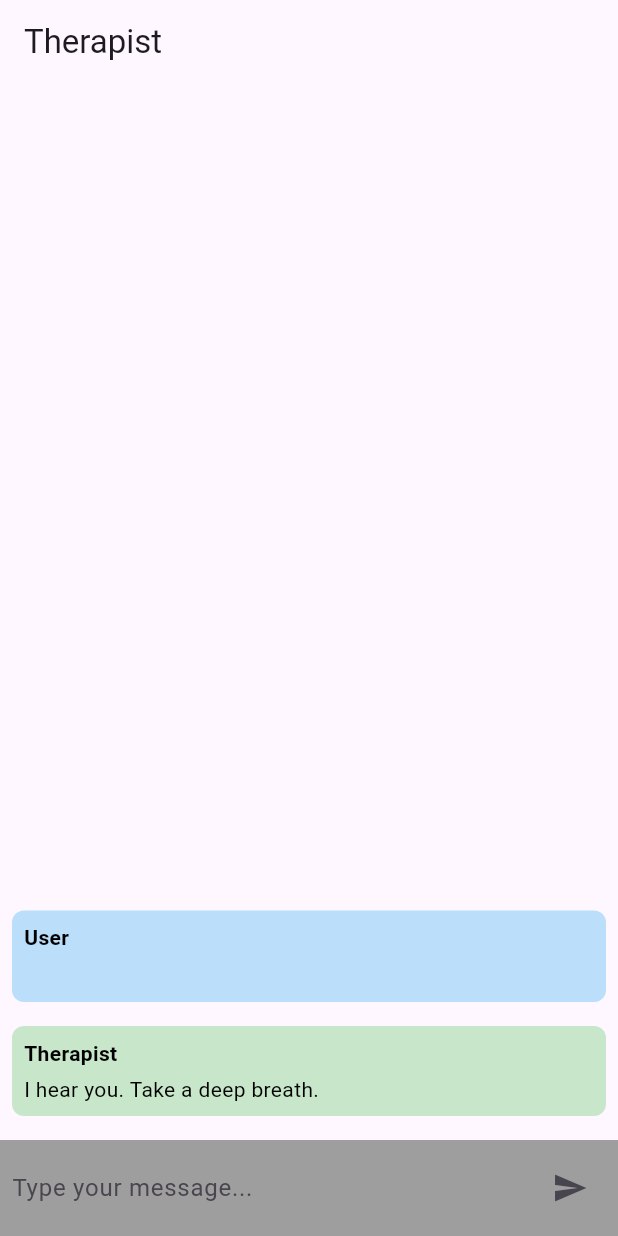
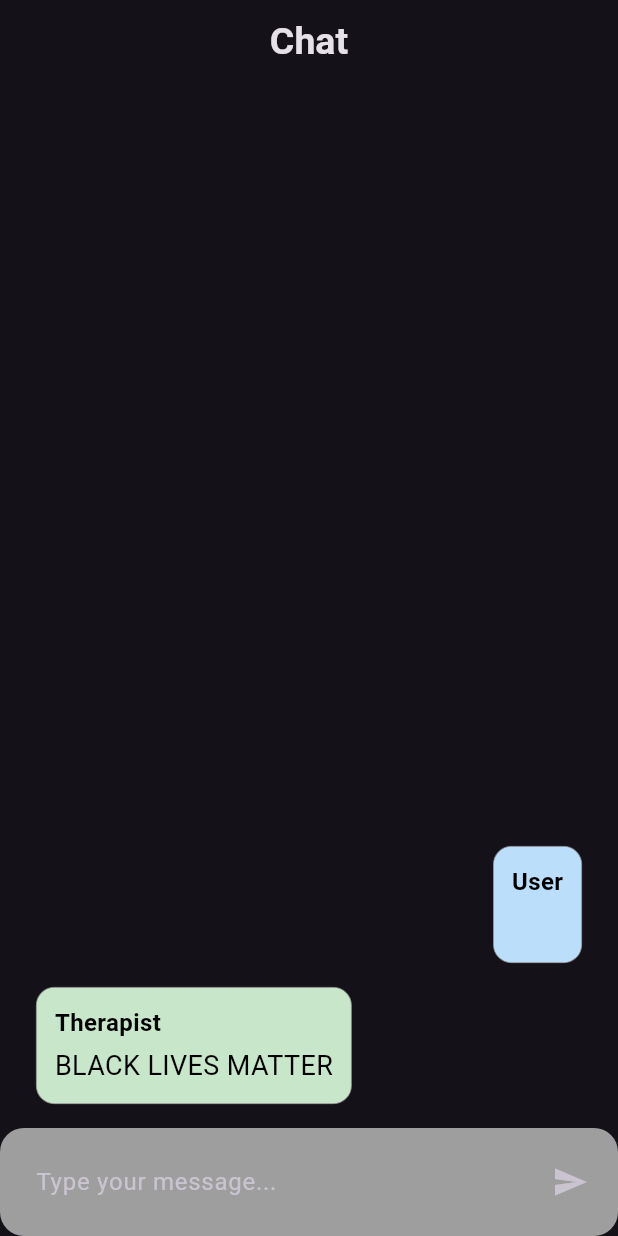
Before and after one commit to muktachanda/moodsync, a Flutter app: the screen it shows after launch, after a tap on the "send" icon, on a phone screen of 412 x 824 dp. Run offline on Flutter 3.47's test engine with Material 3 defaults, Android fonts, the phone set to English and light mode, and no system bars; our stand-ins replace flutter_bloc.

Commit message:
modified chat

```diff
--- a/lib/main.dart
+++ b/lib/main.dart
@@ -9,9 +9,7 @@
   Widget build(BuildContext context) {
     return MaterialApp(
       title: 'Therapist Chat',
-      theme: ThemeData(
-        primarySwatch: Colors.blue,
-      ),
+      theme: ThemeData.dark(), // Use dark theme
       home: ChatScreen(),
     );
   }
@@ -24,7 +22,6 @@
 
 class ChatScreenState extends State<ChatScreen> {
   final List<Message> _messages = [];
-
   final TextEditingController _textController = TextEditingController();
 
   void _handleSubmitted(String text, String sender) {
@@ -32,10 +29,8 @@
     setState(() {
       _messages.insert(0, Message(sender: sender, text: text));
       if (sender == 'User') {
-        // Simulate a response from the therapist (you can replace this logic)
-        _messages.insert(0, Message(sender: 'Therapist', text: 'I hear you. Take a deep breath.'));
+        _messages.insert(0, Message(sender: 'Therapist', text: 'BLACK LIVES MATTER'));
       } else {
-        // Simulate a response from the user (you can replace this logic)
         _messages.insert(0, Message(sender: 'User', text: 'Thank you for your advice.'));
       }
     });
@@ -45,14 +40,15 @@
   Widget build(BuildContext context) {
     return Scaffold(
       appBar: AppBar(
-        title: Text('Therapist'),
+        title: Text('Chat', style: TextStyle(fontSize: 25.0, fontWeight: FontWeight.bold)),
+        centerTitle: true,
       ),
       body: Column(
         children: <Widget>[
           Expanded(
             child: ListView.builder(
               padding: const EdgeInsets.all(8.0),
-              reverse: true, // Display new messages at the bottom
+              reverse: true,
               itemCount: _messages.length,
               itemBuilder: (_, index) => _buildMessage(_messages[index]),
             ),
@@ -64,19 +60,18 @@
   }
 
   Widget _buildMessage(Message message) {
-    Color bgColor;
-    if (message.sender == 'User') {
-      bgColor = Colors.blue.shade100; // Pastel blue for user's messages
-    } else {
-      bgColor = Colors.green.shade100; // Pastel green for therapist's messages
-    }
+    Color bgColor = (message.sender == 'User') ? Colors.blue.shade100 : Colors.green.shade100;
+    Color textColor = (message.sender == 'User') ? Colors.black : Colors.black;
 
-    return Container(
-      margin: EdgeInsets.symmetric(vertical: 8.0),
-      padding: EdgeInsets.all(8.0),
+    return Align(
+      alignment: (message.sender == 'User') ? Alignment.centerRight : Alignment.centerLeft,
+      child: Container(
+        margin: EdgeInsets.symmetric(vertical: 8.0, horizontal: 16.0),
+        padding: EdgeInsets.all(12.0),
         decoration: BoxDecoration(
           color: bgColor,
-        borderRadius: BorderRadius.circular(8.0),
+          borderRadius: BorderRadius.circular(12.0),
+          border: Border.all(color: Colors.grey, width: 0.5),
         ),
         child: Column(
           crossAxisAlignment: CrossAxisAlignment.start,
@@ -85,32 +80,42 @@
               message.sender,
               style: TextStyle(
                 fontWeight: FontWeight.bold,
-              color: Colors.black,
+                color: textColor,
+                fontSize: 16.0, // Set your desired font size
               ),
             ),
             SizedBox(height: 4.0),
             Text(
               message.text,
               style: TextStyle(
-              color: Colors.black,
+                color: textColor,
+                fontSize: 18.0, // Set your desired font size
               ),
             ),
           ],
+        ),
       ),
     );
   }
 
   Widget _buildComposer() {
     return Container(
-      color:Colors.grey,
       padding: EdgeInsets.all(8.0),
+      decoration: BoxDecoration(
+        color: Colors.grey,
+        borderRadius: BorderRadius.circular(16.0),
+      ),
       child: Row(
         children: <Widget>[
           Expanded(
             child: TextField(
               controller: _textController,
-              decoration: InputDecoration.collapsed(
+              decoration: InputDecoration(
                 hintText: 'Type your message...',
+                border: OutlineInputBorder(
+                  borderRadius: BorderRadius.circular(16.0),
+                  borderSide: BorderSide.none,
+                ),
               ),
               onSubmitted: (text) => _handleSubmitted(text, 'User'),
             ),
```
Also changed, not shown: lib/chat.dart (+28 -23 lines). Lines whose indentation alone changed are shown as unchanged.
